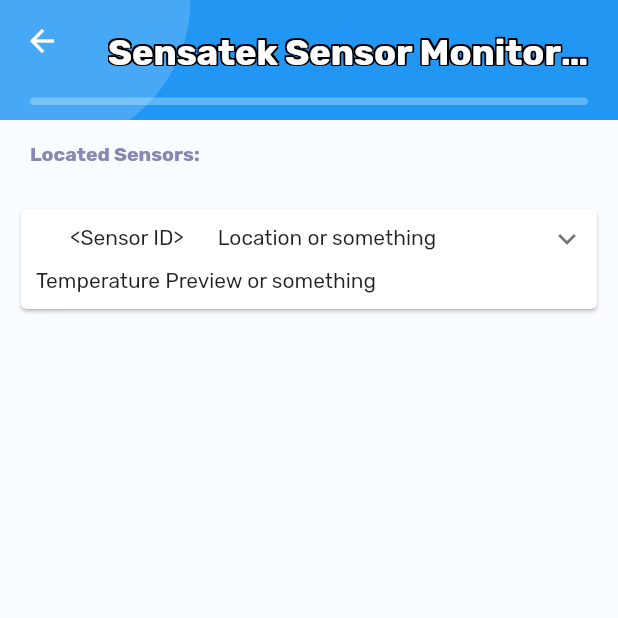
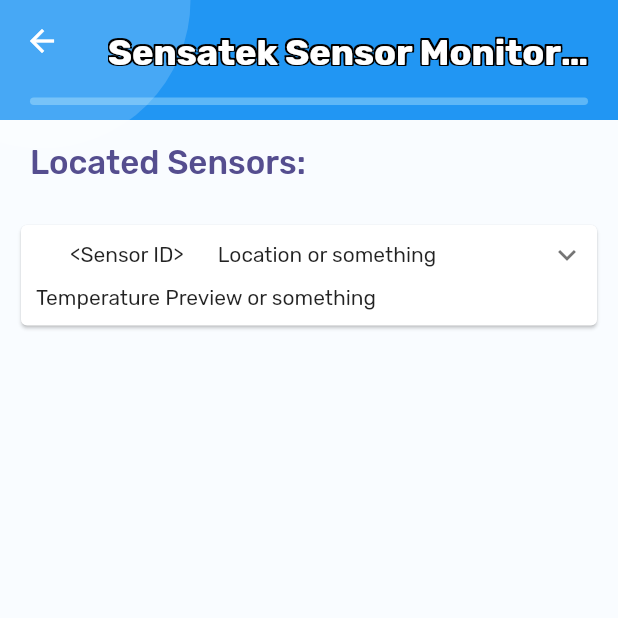
Before and after one commit to kthomas4031/Sensortek, a Flutter app: the Home screen opened directly, on a phone screen of 412 x 824 dp, the top half of it. Run offline on Flutter 3.47's test engine with Material 2 defaults, Android fonts, the phone set to English and light mode, and no system bars; drawn by our look-alikes of expandable; our stand-ins replace flutter_slidable, gradient_app_bar.

Commit message:
Added todos and formatted

```diff
--- a/lib/home.dart
+++ b/lib/home.dart
@@ -31,11 +31,13 @@ class _HomeState extends State<Home> {
               child: Text(
                 'Located Sensors:',
                 style: TextStyle(
-                    fontSize: 13,
-                    fontWeight: FontWeight.w600,
-                    color: CustomColors.TextSubHeader),
+                    fontSize: 22,
+                    fontWeight: FontWeight.w500,
+                    color: CustomColors.TextHeader),
               ),
             ),
+
+            // TODO Make wireless scan to find connections and create Expandable Notifier for each available sensor found
             ExpandableNotifier(child: Padding(
               padding: const EdgeInsets.all(10),
               child: Card(
```
